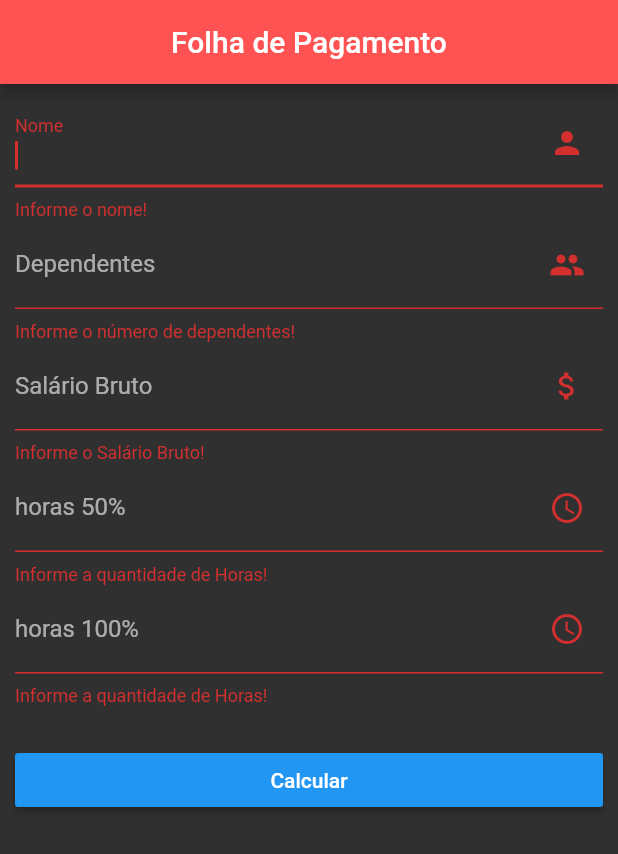
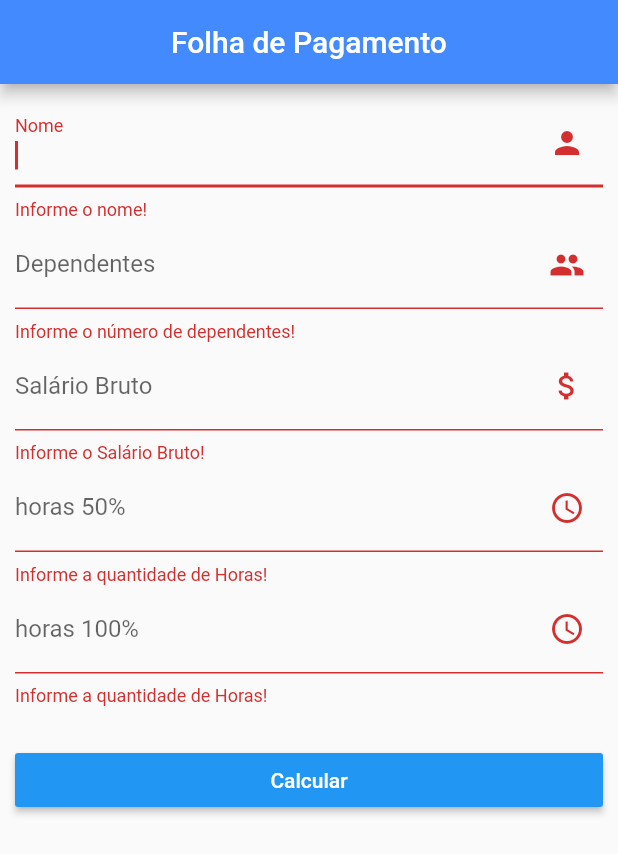
Before and after one commit to mateusconrad/Prova-1-LP3, a Flutter app: the screen it shows after launch, after a tap on "Calcular", on a phone screen of 412 x 824 dp. Shown: the top 854 px of the screen. Run offline on Flutter 3.47's test engine with Material 2 defaults, Android fonts, the phone set to English and light mode, and no system bars.

```diff
--- a/lib/main.dart
+++ b/lib/main.dart
@@ -7,14 +7,14 @@ void main(){
     debugShowCheckedModeBanner: false,
     home: Home(),
     theme: ThemeData(
-      brightness: Brightness.dark,
-          primaryColor: Colors.redAccent
-//        textTheme: TextTheme()
+      brightness: Brightness.light,
+      primaryColor: Colors.blueAccent,
     )
   ));
 }
 
 class Home extends StatefulWidget {
+
   @override
   _HomeState createState() => _HomeState();
 }
```
